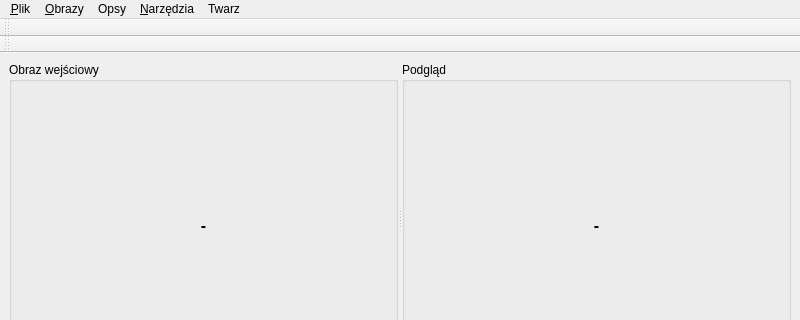
Above: src/ui/farecmainwin.ui from Athantor/farec before the change; both pictures show x 0 to 800 and y 0 to 320 of the 800 by 600 pixel window. Below: the same form after it.
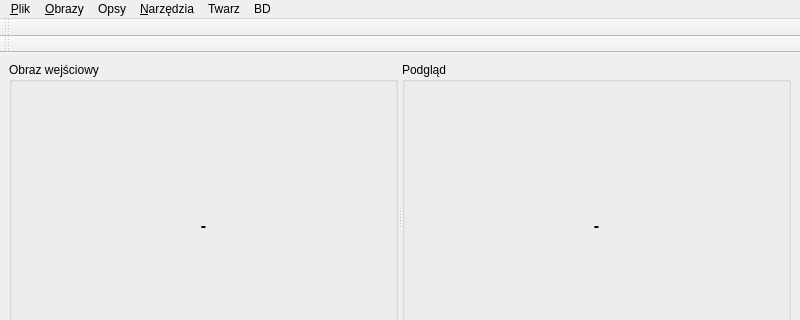
That is the form after the change. Icons and pictures are not drawn.

```diff
--- a/src/ui/farecmainwin.ui
+++ b/src/ui/farecmainwin.ui
@@ -208,11 +208,19 @@
     <addaction name="actionDodaj"/>
     <addaction name="actionWyszukaj"/>
    </widget>
+   <widget class="QMenu" name="menuBD">
+    <property name="title">
+     <string>BD</string>
+    </property>
+    <addaction name="actionDbPo_cz"/>
+    <addaction name="actionDbRoz_cz"/>
+   </widget>
    <addaction name="menuPlik"/>
    <addaction name="menuObrazy"/>
    <addaction name="menuOpsy"/>
    <addaction name="menuNarz_dzia"/>
    <addaction name="menuTwarz"/>
+   <addaction name="menuBD"/>
   </widget>
   <widget class="QStatusBar" name="statusbar"/>
   <widget class="QToolBar" name="toolBar">
```
Left out of the diff: 19 changed lines with no effect on the pictures.
